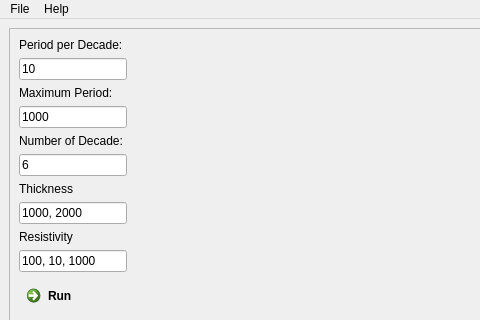
Qt form src/one_d_modelling_window.ui (riflab/rifGEM) before a commit; both pictures show x 0 to 480 and y 0 to 320 of the 800 by 600 pixel window.
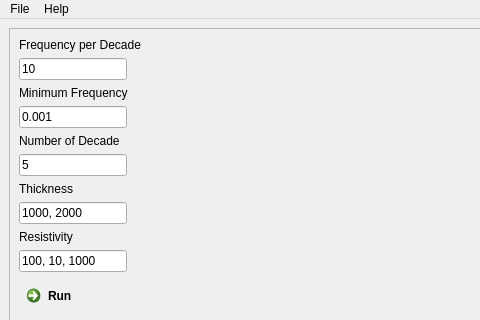
The same form after that commit.

Commit message: change list to pandas database, re-layout figure

The edit to the form file:
```diff
--- a/src/one_d_modelling_window.ui
+++ b/src/one_d_modelling_window.ui
@@ -46,7 +46,7 @@
               </sizepolicy>
              </property>
              <property name="text">
-              <string>Period per Decade:</string>
+              <string>Frequency per Decade</string>
              </property>
             </widget>
            </item>
@@ -76,7 +76,7 @@
               </sizepolicy>
              </property>
              <property name="text">
-              <string>Maximum Period:</string>
+              <string>Minimum Frequency</string>
              </property>
             </widget>
            </item>
@@ -89,7 +89,7 @@
               </sizepolicy>
              </property>
              <property name="text">
-              <string>1000</string>
+              <string>0.001</string>
              </property>
             </widget>
            </item>
@@ -106,7 +106,7 @@
               </sizepolicy>
              </property>
              <property name="text">
-              <string>Number of Decade:</string>
+              <string>Number of Decade</string>
              </property>
             </widget>
            </item>
@@ -119,7 +119,7 @@
               </sizepolicy>
              </property>
              <property name="text">
-              <string>6</string>
+              <string>5</string>
              </property>
             </widget>
            </item>
```
The commit also changes 3 other files.
